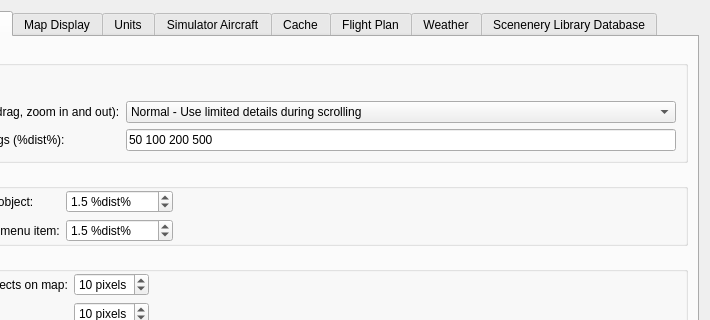
Old version of the form src/options/options.ui in the repository albar965/littlenavmap; both pictures show x 210 to 920 and y 0 to 320 of the 920 by 440 pixel window.
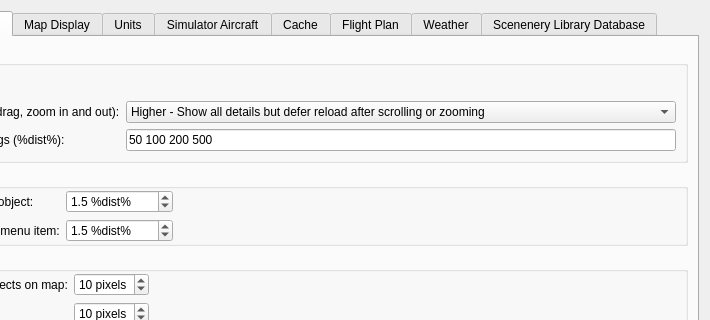
New version of the form. The open tabs and pages were chosen to show the change.

Commit message: Added airspace boundaries to map display, info window and tooltips. Added separate airspace toolbar. Airspaces and airways are now always loaded lazily. Added new map scroll mode that combines full details and lazy load. All #30

What changed in the file:
```diff
--- a/src/options/options.ui
+++ b/src/options/options.ui
@@ -475,7 +475,12 @@
             </item>
             <item>
              <property name="text">
-              <string>Normal - Use limited details during scrolling</string>
+              <string>Higher - Show all details but defer reload after scrolling or zooming</string>
+             </property>
+            </item>
+            <item>
+             <property name="text">
+              <string>Normal - Use limited details during scrolling and reload after scrolling or zooming</string>
              </property>
             </item>
             <item>
```
Left out of the diff: 6 changed lines with no effect on the pictures. The commit also changes 51 other files.
